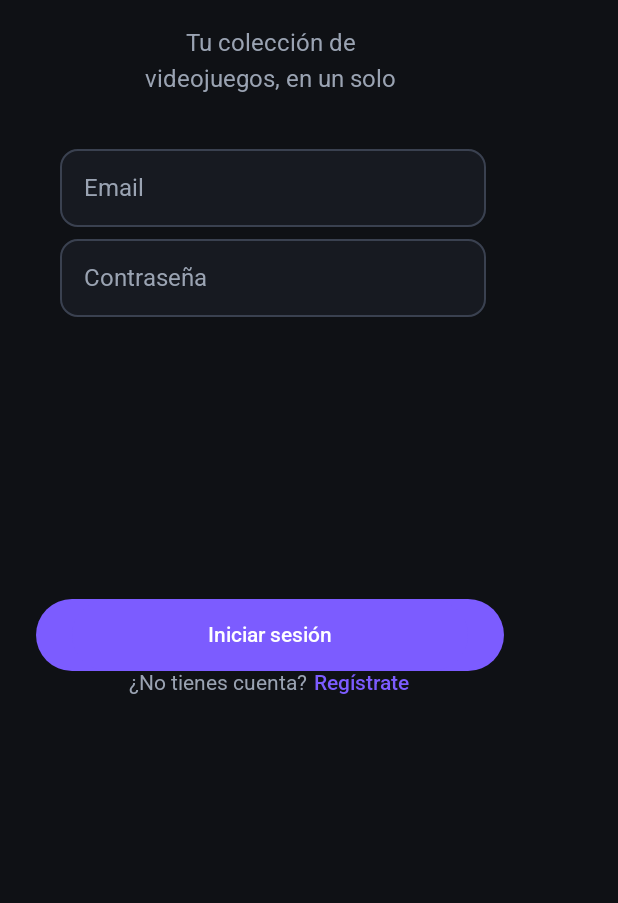
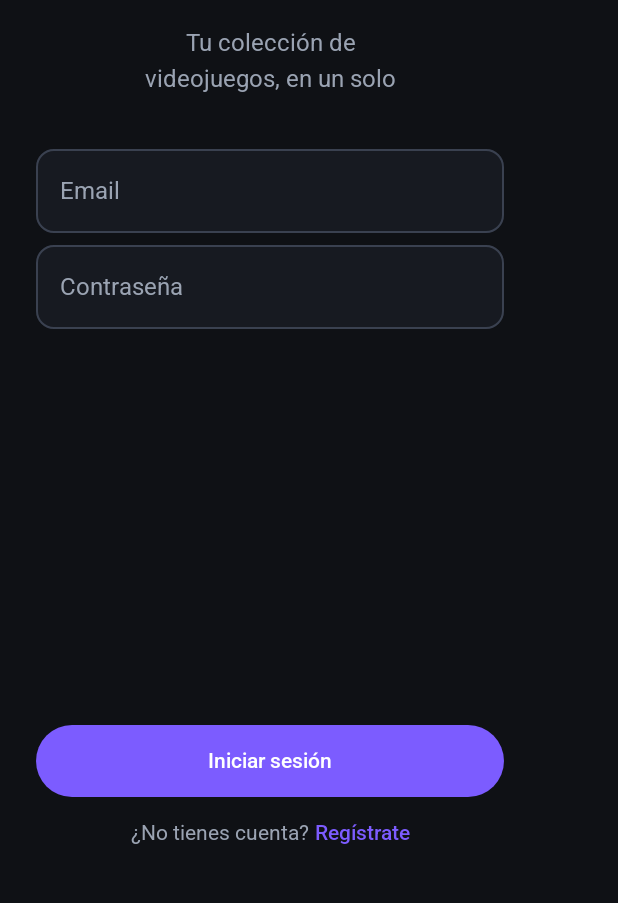
Before and after one commit to HectorMA06/PlayerVault, an Android app built with Jetpack Compose: the composable IniciarSesion shown on its own in the app's theme, on a phone screen of 412 x 824 dp, the part 319-1222 px from its top. Run offline under Robolectric (Android 15) with nearby library versions, the phone set to English and light mode, and no system bars.

Commit message:
fix: IniciarSesionScreen completada offline

```diff
--- a/android-app/app/src/main/java/com/playervault/app/ui/screens/IniciarSesionScreen.kt
+++ b/android-app/app/src/main/java/com/playervault/app/ui/screens/IniciarSesionScreen.kt
@@ -2,16 +2,13 @@ package com.playervault.app.ui.screens
 
 import androidx.compose.foundation.Image
 import androidx.compose.foundation.background
-import androidx.compose.foundation.border
 import androidx.compose.foundation.layout.Arrangement
 import androidx.compose.foundation.layout.Column
 import androidx.compose.foundation.layout.Row
 import androidx.compose.foundation.layout.Spacer
-import androidx.compose.foundation.layout.fillMaxWidth
 import androidx.compose.foundation.layout.height
 import androidx.compose.foundation.layout.padding
 import androidx.compose.foundation.layout.width
-import androidx.compose.foundation.shape.RoundedCornerShape
 import androidx.compose.material3.Text
 import androidx.compose.runtime.Composable
 import androidx.compose.runtime.getValue
@@ -36,7 +33,6 @@ import com.playervault.app.ui.theme.Variables
 import com.playervault.app.ui.theme.background
 import com.playervault.app.ui.theme.onSurface
 import com.playervault.app.ui.theme.onSurfaceVariant
-import com.playervault.app.ui.theme.outline
 
 @Composable
 fun IniciarSesion(modifier: Modifier = Modifier) {
@@ -128,9 +124,7 @@ fun IniciarSesion(modifier: Modifier = Modifier) {
             valor = texto,
             onValorChange = {texto = it},
             modifier = Modifier
-            .width(312.dp)
-            .height(60.dp)
-            .padding(start = 16.dp, end = 12.dp)
+                .width(312.dp)
                 .align(Alignment.CenterHorizontally)
         )
         //Contraseña
@@ -139,25 +133,17 @@ fun IniciarSesion(modifier: Modifier = Modifier) {
             valor = password,
             onValorChange = {password = it},
             modifier = Modifier
-            .width(312.dp)
-            .height(60.dp)
-            .padding(start = 16.dp, end = 12.dp)
+                .width(312.dp)
                 .align(Alignment.CenterHorizontally)
         )
-        Spacer(
-            modifier = Modifier
-                .width(312.dp)
-                .height(188.dp)
-                .align(Alignment.CenterHorizontally)
-        )
+
+        Spacer(modifier = Modifier.weight(1f))
         PrimaryButton(
             text = "Iniciar sesión",
             onClick = {},
             modifier = Modifier
                 .width(312.dp)
                 .height(48.dp)
-                .background(color = Variables.primary, shape = RoundedCornerShape(size = Variables.shapeFull))
-                .padding(start = 24.dp, end = 24.dp)
                 .align(Alignment.CenterHorizontally)
         )
 
@@ -165,8 +151,8 @@ fun IniciarSesion(modifier: Modifier = Modifier) {
             horizontalArrangement = Arrangement.spacedBy(4.dp, Alignment.CenterHorizontally),
             verticalAlignment = Alignment.Top,
             modifier = Modifier
+                .padding(top = 16.dp)
                 .width(312.dp)
-                .height(20.dp)
                 .align(Alignment.CenterHorizontally)
         ) {
             Text(
@@ -179,16 +165,10 @@ fun IniciarSesion(modifier: Modifier = Modifier) {
                     fontWeight = FontWeight(400),
                     color = Variables.onSurfaceVariant,
                 ),
-                modifier = Modifier
-                    .width(119.dp)
-                    .height(20.dp)
             )
 
             Text(
                 text = "Regístrate",
-                modifier = Modifier
-                    .width(65.dp)
-                    .height(20.dp),
                 style = TextStyle(
                     fontSize = 14.sp,
                     lineHeight = 20.sp,
@@ -198,6 +178,7 @@ fun IniciarSesion(modifier: Modifier = Modifier) {
                 )
             )
         }
+        Spacer(modifier = Modifier.height(24.dp))
     }
 }
 
```
